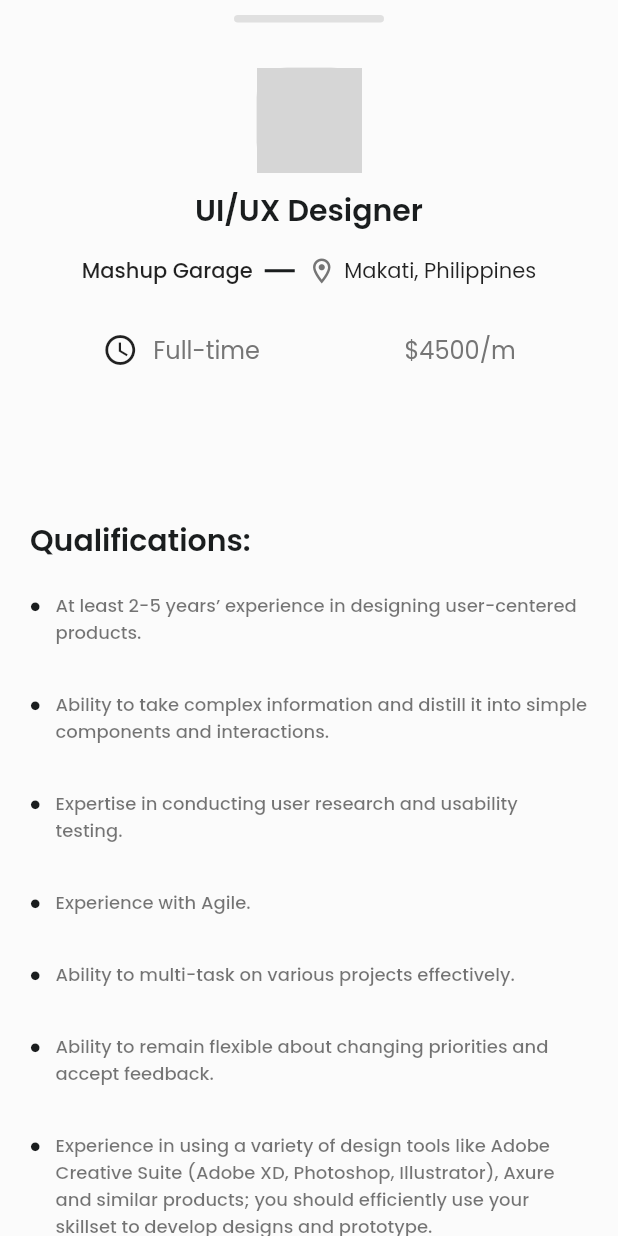
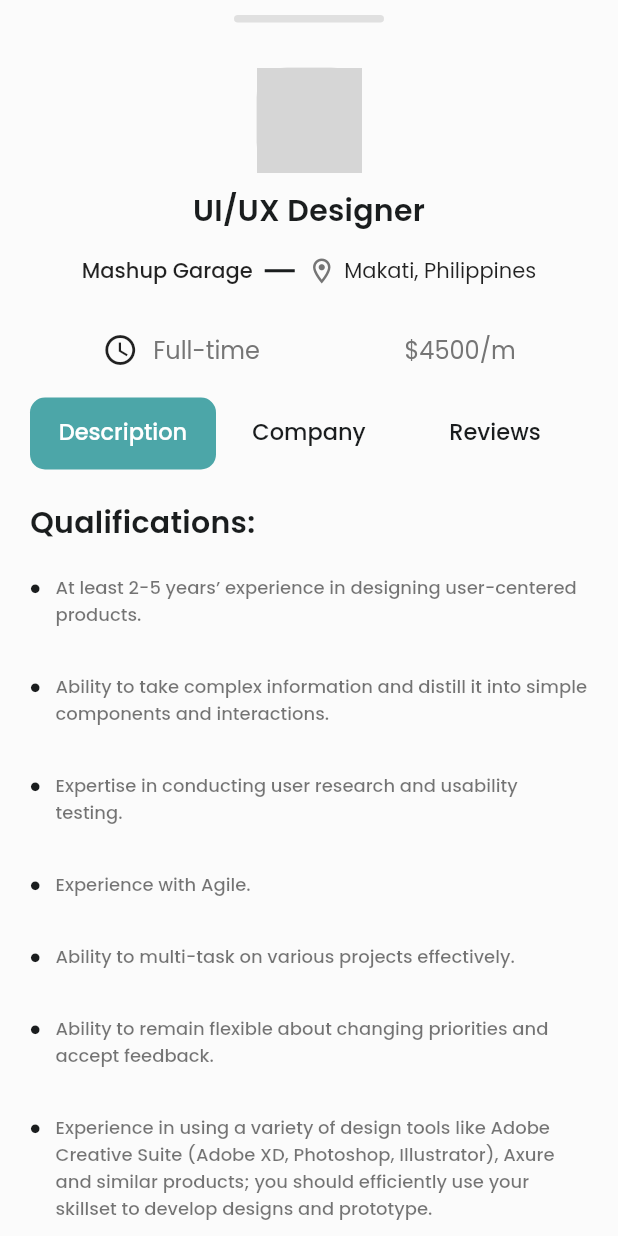
Before and after one commit to airacalins/ffuf_20220525_capstone2, a Flutter app: the JobDetailsScreen widget shown alone on an empty page, opened directly with sample values from the repository, on a phone screen of 412 x 824 dp. Run offline on Flutter 3.47's test engine with Material 2 defaults, Android fonts, the phone set to English and light mode, and no system bars; our stand-ins replace flutter_svg; network calls fail; grey boxes are pictures that could not be loaded.

Commit message:
added data to job details screen

```diff
--- a/lib/screens/job/job_details_screen.dart
+++ b/lib/screens/job/job_details_screen.dart
@@ -1,7 +1,9 @@
 import 'package:flutter/material.dart';
+import 'package:provider/provider.dart';
+
 import 'package:flutter_playground/models/models.dart';
 import 'package:flutter_playground/themes/color_theme.dart';
-import 'package:provider/provider.dart';
+import 'package:flutter_playground/widgets/widgets.dart';
 
 class JobDetailsScreen extends StatelessWidget {
   final Job job;
@@ -10,27 +12,31 @@ class JobDetailsScreen extends StatelessWidget {
   @override
   Widget build(BuildContext context) {
     final Company company = Provider.of<Companies>(context).getCompanyById(job.companyId);
+    final textTheme = Theme.of(context).textTheme;
     final JobType jobType = Provider.of<JobTypes>(context).getJobTypeById(job.jobTypeId);
-    final textTheme = Theme.of(context).textTheme;
 
-    return SingleChildScrollView(
-      child: Container(
-        width: double.infinity,
-        padding: const EdgeInsets.symmetric(horizontal: 20),
+    final List<String> detailTabs = ['Description', 'Company', 'Reviews'];
+
+    return Container(
+      decoration: const BoxDecoration(
+        borderRadius: BorderRadius.only(
+          topLeft: Radius.circular(40.0),
+          topRight: Radius.circular(40.0),
+        ),
+      ),
+      width: double.infinity,
+      padding: const EdgeInsets.symmetric(horizontal: 20),
+      child: DefaultTabController(
+        length: detailTabs.length,
         child: Column(
           children: [
             const SizedBox(
               height: 10,
             ),
-            Container(
-              height: 5,
-              width: 100,
-              decoration: BoxDecoration(
-                borderRadius: BorderRadius.circular(50),
-                color: Colors.grey.shade300,
-              ),
+            const BottomSheetTopHorizontalController(),
+            const SizedBox(
+              height: 30,
             ),
-            const SizedBox(height: 30),
             Container(
               width: 70,
               height: 70,
@@ -119,51 +125,24 @@ class JobDetailsScreen extends StatelessWidget {
               ],
             ),
             const SizedBox(
-              height: 100,
+              height: 20,
             ),
-            Container(
-              width: double.infinity,
-              child: Column(
-                crossAxisAlignment: CrossAxisAlignment.start,
+            TabBar(
+              tabs: detailTabs.map((e) => Tab(text: e)).toList(),
+            ),
+            const SizedBox(
+              height: 20,
+            ),
+            Expanded(
+              child: TabBarView(
                 children: [
-                  Text(
-                    'Qualifications:',
-                    style: textTheme.headline4,
-                  ),
-                  SizedBox(
-                    height: 5,
-                  ),
-                  ListView.builder(
-                    shrinkWrap: true,
-                    physics: NeverScrollableScrollPhysics(),
-                    itemCount: job.qualifications.length,
-                    itemBuilder: (BuildContext context, int index) => Padding(
-                      padding: const EdgeInsets.symmetric(vertical: 15.0),
-                      child: Row(
-                        crossAxisAlignment: CrossAxisAlignment.start,
-                        children: [
-                          Padding(
-                            padding: const EdgeInsets.only(top: 6, right: 10.0),
-                            child: Icon(
-                              Icons.circle,
-                              size: 7,
-                              color: ColorTheme.textColor,
-                            ),
-                          ),
-                          Expanded(
-                            child: Text(
-                              job.qualifications[index],
-                              softWrap: true,
-                              style: textTheme.caption,
-                            ),
-                          ),
-                        ],
-                      ),
-                    ),
-                  ),
+                  QualificationDetails(job.qualifications),
+                  CompanyDetails(company),
+                  CompanyDetails(company),
                 ],
               ),
-            )
+            ),
+            // Expanded(child: CompanyDetails(company))
           ],
         ),
       ),
--- a/lib/themes/app_theme.dart
+++ b/lib/themes/app_theme.dart
@@ -10,5 +10,6 @@ class AppTheme {
     scaffoldBackgroundColor: ColorTheme.scaffoldBackgroundColor,
     textTheme: TypographyStyles.textTheme,
     elevatedButtonTheme: ButtonStyles.elevatedButtonTheme,
+    tabBarTheme: TabBarStyles.tabBarStyles,
   );
 }
--- /dev/null
+++ b/lib/themes/tab_bar_styles.dart
@@ -0,0 +1,21 @@
+import 'package:flutter/material.dart';
+import 'package:flutter_playground/themes/themes.dart';
+
+class TabBarStyles {
+  static final TabBarTheme tabBarStyles = TabBarTheme(
+    unselectedLabelColor: ColorTheme.textColor,
+    unselectedLabelStyle: const TextStyle(
+      fontSize: 15,
+      fontFamily: 'Poppins',
+    ),
+    labelColor: Colors.white,
+    labelStyle: const TextStyle(
+      fontSize: 15,
+      fontFamily: 'Poppins',
+    ),
+    indicator: BoxDecoration(
+      borderRadius: BorderRadius.circular(10.0),
+      color: ColorTheme.primaryColor,
+    ),
+  );
+}
--- a/lib/themes/themes.dart
+++ b/lib/themes/themes.dart
@@ -2,4 +2,5 @@ export 'package:flutter_playground/themes/app_bar_styles.dart';
 export 'package:flutter_playground/themes/app_theme.dart';
 export 'package:flutter_playground/themes/button_styles.dart';
 export 'package:flutter_playground/themes/color_theme.dart';
+export 'package:flutter_playground/themes/tab_bar_styles.dart';
 export 'package:flutter_playground/themes/typography_styles.dart';
--- a/lib/themes/typography_styles.dart
+++ b/lib/themes/typography_styles.dart
@@ -6,30 +6,38 @@ class TypographyStyles {
   static TextTheme textTheme = const TextTheme(
     caption: TextStyle(fontWeight: FontWeight.w500),
     bodyText1: TextStyle(
+      letterSpacing: 0.2,
       fontWeight: FontWeight.normal,
       fontSize: 15,
       color: Color(0xff6A6A6A),
     ),
     headline1: TextStyle(
+      letterSpacing: 0.2,
       fontSize: 34,
       fontWeight: FontWeight.w600,
       color: ColorTheme.textColor,
     ),
     headline2: TextStyle(
+      letterSpacing: 0.2,
       fontSize: 30,
       fontWeight: FontWeight.w600,
       color: ColorTheme.textColor,
     ),
     headline3: TextStyle(
+      letterSpacing: 0.2,
       fontSize: 24,
       fontWeight: FontWeight.w600,
       color: ColorTheme.textColor,
     ),
     headline4: TextStyle(
+      letterSpacing: 0.2,
       fontSize: 20,
       fontWeight: FontWeight.w600,
       color: ColorTheme.textColor,
     ),
-    headlineLarge: TextStyle(fontSize: 34),
+    headlineLarge: TextStyle(
+      letterSpacing: 0.2,
+      fontSize: 34,
+    ),
   );
 }
--- /dev/null
+++ b/lib/widgets/bottom_sheet/bottom_sheet_top_horizontal_controller.dart
@@ -0,0 +1,17 @@
+import 'package:flutter/material.dart';
+
+class BottomSheetTopHorizontalController extends StatelessWidget {
+  const BottomSheetTopHorizontalController({Key? key}) : super(key: key);
+
+  @override
+  Widget build(BuildContext context) {
+    return Container(
+      height: 5,
+      width: 100,
+      decoration: BoxDecoration(
+        borderRadius: BorderRadius.circular(50),
+        color: Colors.grey.shade300,
+      ),
+    );
+  }
+}
--- /dev/null
+++ b/lib/widgets/specific_screens/job_details/company_details.dart
@@ -0,0 +1,44 @@
+import 'package:flutter/material.dart';
+
+import 'package:flutter_playground/models/models.dart';
+
+class CompanyDetails extends StatelessWidget {
+  final Company company;
+
+  const CompanyDetails(
+    this.company, {
+    Key? key,
+  }) : super(key: key);
+
+  @override
+  Widget build(BuildContext context) {
+    final textTheme = Theme.of(context).textTheme;
+
+    return Column(
+      crossAxisAlignment: CrossAxisAlignment.start,
+      children: [
+        Text(
+          'About',
+          style: textTheme.headline6,
+        ),
+        Text(company.companyDescription),
+        const SizedBox(
+          height: 20,
+        ),
+        Text(
+          'Address',
+          style: textTheme.headline6,
+        ),
+        Text(company.address),
+        const SizedBox(
+          height: 20,
+        ),
+        Text(
+          'Website',
+          style: textTheme.headline6,
+        ),
+        Text(company.websiteUrl),
+      ],
+    );
+  }
+}
--- /dev/null
+++ b/lib/widgets/specific_screens/job_details/qualification_details.dart
@@ -0,0 +1,78 @@
+import 'package:flutter/material.dart';
+
+import 'package:flutter_playground/themes/themes.dart';
+
+class QualificationDetails extends StatelessWidget {
+  final List<String> qualifications;
+
+  const QualificationDetails(
+    this.qualifications, {
+    Key? key,
+  }) : super(key: key);
+
+  @override
+  Widget build(BuildContext context) {
+    final textTheme = Theme.of(context).textTheme;
+
+    return Container(
+      decoration: BoxDecoration(borderRadius: BorderRadius.circular(40.0)),
+      width: double.infinity,
+      child: Column(
+        crossAxisAlignment: CrossAxisAlignment.start,
+        children: [
+          Text(
+            'Qualifications:',
+            style: textTheme.headline4,
+          ),
+          const SizedBox(
+            height: 5,
+          ),
+          ListView.builder(
+            shrinkWrap: true,
+            physics: const NeverScrollableScrollPhysics(),
+            itemCount: qualifications.length,
+            itemBuilder: (BuildContext context, int index) => Padding(
+              padding: const EdgeInsets.symmetric(vertical: 15.0),
+              child: Row(
+                crossAxisAlignment: CrossAxisAlignment.start,
+                children: [
+                  const Padding(
+                    padding: EdgeInsets.only(top: 6, right: 10.0),
+                    child: Icon(
+                      Icons.circle,
+                      size: 7,
+                      color: ColorTheme.textColor,
+                    ),
+                  ),
+                  Expanded(
+                    child: Text(
+                      qualifications[index],
+                      softWrap: true,
+                      style: textTheme.caption,
+                    ),
+                  ),
+                ],
+              ),
+            ),
+          ),
+          const SizedBox(
+            height: 20,
+          ),
+          Row(
+            children: [
+              Expanded(
+                child: ElevatedButton(
+                  onPressed: () {},
+                  child: const Text('Apply Now'),
+                ),
+              ),
+            ],
+          ),
+          const SizedBox(
+            height: 20,
+          ),
+        ],
+      ),
+    );
+  }
+}
--- a/lib/widgets/widgets.dart
+++ b/lib/widgets/widgets.dart
@@ -1,3 +1,4 @@
+export 'package:flutter_playground/widgets/bottom_sheet/bottom_sheet_top_horizontal_controller.dart';
 export 'package:flutter_playground/widgets/button_group/social_media_login_group.dart';
 export 'package:flutter_playground/widgets/cards/popular_job_card.dart';
 export 'package:flutter_playground/widgets/cards/recent_job_post_card.dart';
@@ -7,3 +8,5 @@ export 'package:flutter_playground/widgets/forms/login_form.dart';
 export 'package:flutter_playground/widgets/forms/register_form.dart';
 export 'package:flutter_playground/widgets/list/popular_job_list.dart';
 export 'package:flutter_playground/widgets/list/recent_job_post_list.dart';
+export 'package:flutter_playground/widgets/specific_screens/job_details/company_details.dart';
+export 'package:flutter_playground/widgets/specific_screens/job_details/qualification_details.dart';
```
